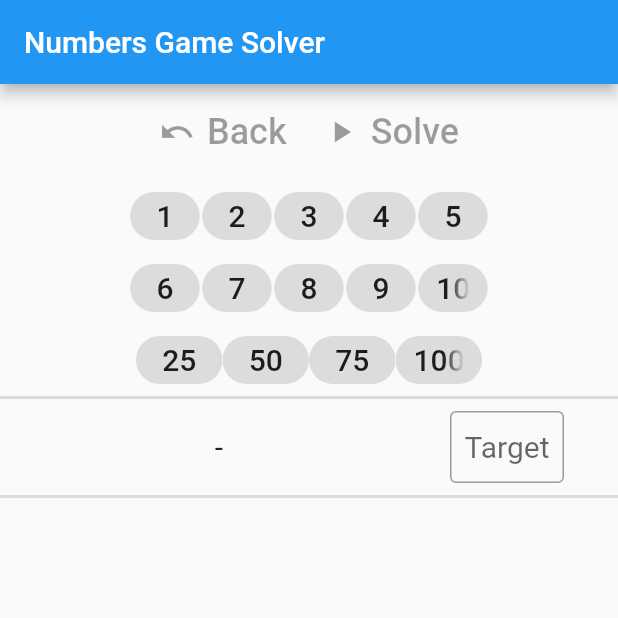
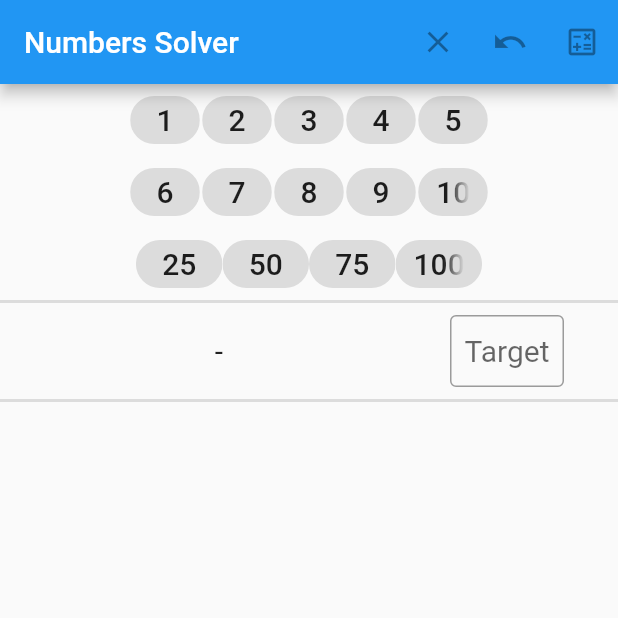
Before and after one commit to joatca/numbers_solver, a Flutter app: the screen it shows after launch, on a phone screen of 412 x 824 dp, the top half of it. Run offline on Flutter 3.47's test engine with Material 2 defaults, Android fonts, the phone set to English and light mode, and no system bars.

Commit message:
remove action button bar in favour of appbar icon buttons

```diff
--- a/lib/main.dart
+++ b/lib/main.dart
@@ -26,7 +26,7 @@ void main() {
 }
 
 class NumbersApp extends StatelessWidget {
-  static const title = "Numbers Game Solver";
+  static const title = "Numbers Solver";
 
   @override
   Widget build(BuildContext context) {
--- a/lib/main_page.dart
+++ b/lib/main_page.dart
@@ -90,9 +90,6 @@ class _MainPageState extends State<MainPage> {
   static final _sourceButtonStyle = TextStyle(
     fontSize: 20,
   );
-  static final _actionButtonStyle = TextStyle(
-    fontSize: 24,
-  );
   List<Solution> _solutions = [];
   Isolate _solver;
   SendPort _sendToSolver;
@@ -102,9 +99,27 @@ class _MainPageState extends State<MainPage> {
   Widget build(BuildContext context) {
     _smallChipWidth = textWidth(_largestSmallSource);
     _largeChipWidth = textWidth(_largestSource);
+    final clearable = _sourcesSelected.any((src) => src != null) || _targetNumber > 0;
     return Scaffold(
       appBar: AppBar(
         title: Text(widget.title),
+        actions: <Widget> [
+          IconButton(
+            icon: const Icon(Icons.clear),
+            tooltip: 'Clear',
+            onPressed: clearable && !_running ? _resetPuzzle : null,
+          ),
+          IconButton(
+            icon: const Icon(Icons.undo),
+            tooltip: 'Undo number',
+            onPressed: clearable && !_running ? _removeLast : null,
+          ),
+          IconButton(
+            icon: _running ? const Icon(Icons.stop) : const Icon(Icons.calculate_outlined),
+            tooltip: 'Solve',
+            onPressed: _solveButtonAction(),
+          )
+        ]
       ),
       body: OrientationBuilder(
           builder: (context, orientation) => orientation == Orientation.portrait ? _verticalLayout() : _horizontalLayout()),
@@ -116,7 +131,7 @@ class _MainPageState extends State<MainPage> {
       child: Column(
         mainAxisAlignment: MainAxisAlignment.start,
         children: <Widget>[
-          _actionButtonBar(),
+          // _actionButtonBar(),
           _sourceButtons(0, 5, _smallChipWidth),
           _sourceButtons(5, 10, _smallChipWidth),
           _sourceButtons(10, 14, _largeChipWidth),
@@ -142,7 +157,7 @@ class _MainPageState extends State<MainPage> {
       Column(
         // full contents of right section
         children: [
-          _actionButtonBar(),
+          // _actionButtonBar(),
           _sourceButtons(0, 5, _smallChipWidth),
           _sourceButtons(5, 10, _smallChipWidth),
           _sourceButtons(10, 14, _largeChipWidth),
@@ -197,30 +212,6 @@ class _MainPageState extends State<MainPage> {
                 _solutions.clear();
               });
             }));
-  }
-
-  Widget _actionButtonBar() {
-    final clearable = _sourcesSelected.any((src) => src != null) || _targetNumber > 0;
-
-    return ButtonBar(
-      alignment: MainAxisAlignment.center,
-      children: [
-        TextButton.icon(
-          onPressed: clearable && !_running ? _removeLast : null,
-          onLongPress: clearable && !_running ? _resetPuzzle : null,
-          label: Text(
-            'Back',
-            style: _actionButtonStyle,
-          ),
-          icon: Icon(Icons.undo),
-        ),
-        TextButton.icon(
-          onPressed: _solveButtonAction(),
-          label: Text(_running ? 'Cancel' : 'Solve', style: _actionButtonStyle),
-          icon: Icon(Icons.play_arrow),
-        ),
-      ],
-    );
   }
 
   Widget _solutionList() {
```
